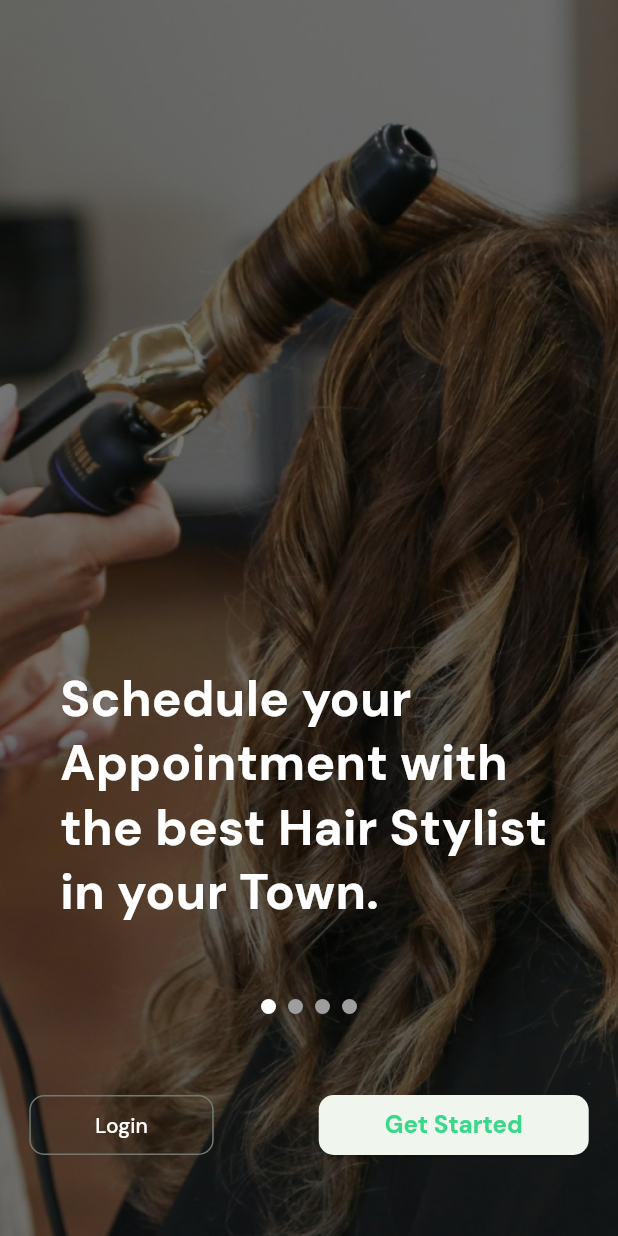
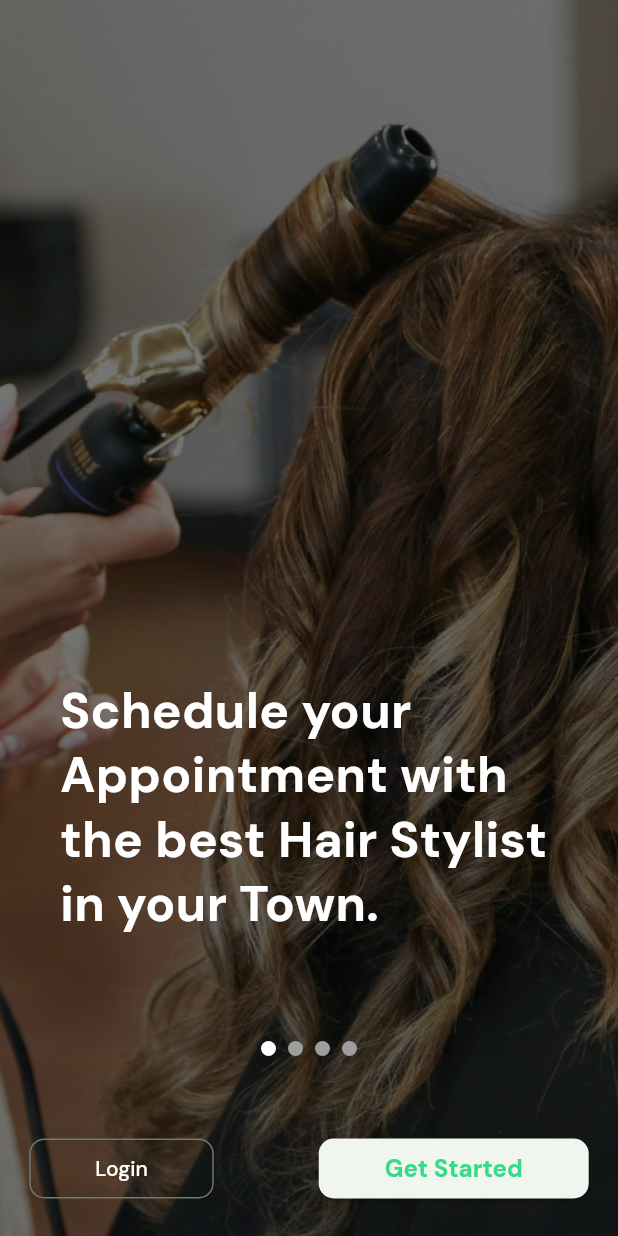
Before and after one commit to SLIIT-Y3S2/glamourme-client, a Flutter app: the screen it shows after launch, after a tap on "English", on a phone screen of 412 x 824 dp. Run offline on Flutter 3.47's test engine with Material 2 defaults, Android fonts, the phone set to English and light mode, and no system bars; our stand-ins replace flutter_bloc, google_fonts, shared_preferences.

Commit message:
Update Onboarding Screen

```diff
--- a/lib/main.dart
+++ b/lib/main.dart
@@ -30,8 +30,9 @@ class MyApp extends StatelessWidget {
           textTheme: GoogleFonts.dmSansTextTheme(),
           useMaterial3: true,
         ),
-        home: initScreen == 0 || initScreen == null
-            ? const LanguageSelectionScreen()
-            : const LoginScreen());
+        home: const LanguageSelectionScreen());
+    // initScreen == 0 || initScreen == null
+    //     ? const LanguageSelectionScreen()
+    //     : const LoginScreen());
   }
 }
--- a/lib/screens/onboarding.dart
+++ b/lib/screens/onboarding.dart
@@ -1,7 +1,10 @@
 import 'package:flutter/material.dart';
 import 'package:flutter_app/blocs/onboarding/onboarding_bloc.dart';
 import 'package:flutter_app/data/onboarding_data_set.dart';
+import 'package:flutter_app/screens/login.dart';
+import 'package:flutter_app/screens/signup.dart';
 import 'package:flutter_app/widgets/onboarding_content.dart';
+import 'package:flutter_app/widgets/page_indicator.dart';
 import 'package:flutter_bloc/flutter_bloc.dart';
 
 class OnBoardingScreen extends StatefulWidget {
@@ -53,10 +56,30 @@ class _OnBoardingScreenState extends State<OnBoardingScreen> {
     super.dispose();
   }
 
+  // SharedPreferences prefs = await SharedPreferences.getInstance();
+  //Login Button Handler
+  void onClickLogin() {
+    Navigator.of(context).push(
+      MaterialPageRoute(
+        builder: (context) => const LoginScreen(),
+      ),
+    );
+  }
+
+  //Get Started Button Handler
+  onClickGetStarted() {
+    Navigator.of(context).push(
+      MaterialPageRoute(
+        builder: (context) => const SignupScreen(),
+      ),
+    );
+  }
+
   @override
   Widget build(BuildContext context) {
     return Scaffold(
-      body: BlocBuilder<OnboardingBloc, OnboardingState>(
+      body: Stack(children: [
+        BlocBuilder<OnboardingBloc, OnboardingState>(
           builder: (context, state) {
             _currentIndex = state.index;
             return PageView.builder(
@@ -76,6 +99,72 @@ class _OnBoardingScreenState extends State<OnBoardingScreen> {
             );
           },
         ),
+        Positioned(
+          left: 0,
+          right: 0,
+          bottom: 20,
+          child: Column(
+            children: [
+              Row(
+                mainAxisAlignment: MainAxisAlignment.center,
+                children: [
+                  ...List.generate(
+                    onBoardingData.length,
+                    (index) => Padding(
+                      padding: const EdgeInsets.symmetric(horizontal: 4.0),
+                      child: PageIndicator(
+                        isActive: index == _currentIndex,
+                      ),
+                    ),
+                  )
+                ],
+              ),
+              const SizedBox(height: 50),
+              Row(
+                mainAxisAlignment: MainAxisAlignment.center,
+                children: [
+                  OutlinedButton(
+                      style: OutlinedButton.styleFrom(
+                        shape: RoundedRectangleBorder(
+                          borderRadius: BorderRadius.circular(10.0),
+                        ),
+                      ),
+                      onPressed: onClickLogin,
+                      child: const Padding(
+                        padding: EdgeInsets.symmetric(horizontal: 20.0),
+                        child: Text(
+                          'Login',
+                          style: TextStyle(color: Colors.white),
+                        ),
+                      )),
+                  const SizedBox(
+                    width: 70,
+                  ),
+                  ElevatedButton(
+                    onPressed: onClickGetStarted,
+                    style: ElevatedButton.styleFrom(
+                      shape: RoundedRectangleBorder(
+                        borderRadius: BorderRadius.circular(10.0),
+                      ),
+                    ),
+                    child: const Padding(
+                      padding: EdgeInsets.symmetric(horizontal: 20.0),
+                      child: Text(
+                        'Get Started',
+                        style: TextStyle(
+                          fontWeight: FontWeight.bold,
+                          fontSize: 16,
+                        ),
+                      ),
+                    ),
+                  ),
+                  const SizedBox(height: 50)
+                ],
+              ),
+            ],
+          ),
+        ),
+      ]),
     );
   }
 }
--- a/lib/widgets/onboarding_content.dart
+++ b/lib/widgets/onboarding_content.dart
@@ -1,8 +1,5 @@
 import 'package:flutter/material.dart';
 import 'package:flutter_app/data/onboarding_data_set.dart';
-import 'package:flutter_app/screens/login.dart';
-import 'package:flutter_app/screens/signup.dart';
-import 'package:flutter_app/widgets/page_indicator.dart';
 
 class OnBoardingContent extends StatelessWidget {
   const OnBoardingContent({super.key, required this.currentIndex});
@@ -11,25 +8,6 @@ class OnBoardingContent extends StatelessWidget {
 
   @override
   Widget build(BuildContext context) {
-    // SharedPreferences prefs = await SharedPreferences.getInstance();
-    //Login Button Handler
-    void onClickLogin() {
-      Navigator.of(context).push(
-        MaterialPageRoute(
-          builder: (context) => const LoginScreen(),
-        ),
-      );
-    }
-
-    //Get Started Button Handler
-    onClickGetStarted() {
-      Navigator.of(context).push(
-        MaterialPageRoute(
-          builder: (context) => const SignupScreen(),
-        ),
-      );
-    }
-
     return SafeArea(
       top: false,
       child: Stack(
@@ -67,62 +45,7 @@ class OnBoardingContent extends StatelessWidget {
                 ),
               ),
               const SizedBox(height: 50),
-              Row(
-                mainAxisAlignment: MainAxisAlignment.center,
-                children: [
-                  ...List.generate(
-                    onBoardingData.length,
-                    (index) => Padding(
-                      padding: const EdgeInsets.symmetric(horizontal: 4.0),
-                      child: PageIndicator(
-                        isActive: index == currentIndex,
-                      ),
-                    ),
-                  )
-                ],
-              ),
-              const SizedBox(height: 50),
-              Row(
-                mainAxisAlignment: MainAxisAlignment.center,
-                children: [
-                  OutlinedButton(
-                      style: OutlinedButton.styleFrom(
-                        shape: RoundedRectangleBorder(
-                          borderRadius: BorderRadius.circular(10.0),
-                        ),
-                      ),
-                      onPressed: onClickLogin,
-                      child: const Padding(
-                        padding: EdgeInsets.symmetric(horizontal: 20.0),
-                        child: Text(
-                          'Login',
-                          style: TextStyle(color: Colors.white),
-                        ),
-                      )),
-                  const SizedBox(
-                    width: 70,
-                  ),
-                  ElevatedButton(
-                    onPressed: onClickGetStarted,
-                    style: ElevatedButton.styleFrom(
-                      shape: RoundedRectangleBorder(
-                        borderRadius: BorderRadius.circular(10.0),
-                      ),
-                    ),
-                    child: const Padding(
-                      padding: EdgeInsets.symmetric(horizontal: 20.0),
-                      child: Text(
-                        'Get Started',
-                        style: TextStyle(
-                          fontWeight: FontWeight.bold,
-                          fontSize: 16,
-                        ),
-                      ),
-                    ),
-                  ),
-                ],
-              ),
-              const SizedBox(height: 50)
+              const SizedBox(height: 150),
             ],
           ),
         ],
--- a/lib/widgets/page_indicator.dart
+++ b/lib/widgets/page_indicator.dart
@@ -1,8 +1,8 @@
 import 'package:flutter/material.dart';
 
 class PageIndicator extends StatelessWidget {
-  PageIndicator({super.key, required this.isActive});
-  bool isActive;
+  const PageIndicator({super.key, required this.isActive});
+  final bool isActive;
   @override
   Widget build(BuildContext context) {
     return AnimatedContainer(
```
Lines whose indentation alone changed are shown as unchanged.
